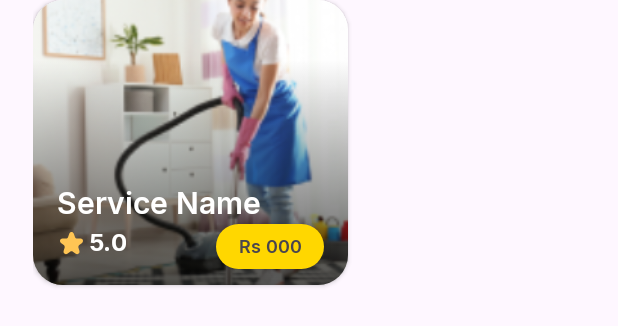
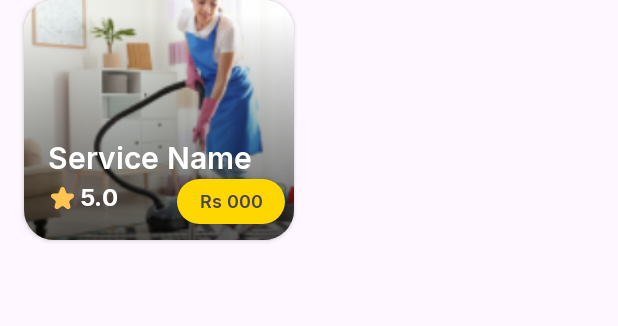
Before and after one commit to Mutashim99/Kaarigar-Android-App, an Android app: the layout popularitem.xml on its own in the app's theme, with its tools: preview values and no code run, on a phone screen of 412 x 824 dp. Shown: the top 326 px of the screen. Run offline under Robolectric (Android 15) with nearby library versions, the phone set to English and light mode, and no system bars.

```diff
--- a/app/src/main/res/layout/activity_main.xml
+++ b/app/src/main/res/layout/activity_main.xml
@@ -284,7 +284,7 @@
         app:layout_constraintEnd_toEndOf="parent"
         app:layout_constraintStart_toStartOf="parent"
         app:layout_constraintTop_toBottomOf="@+id/category"
-        tools:listitem="@layout/popularitem" />
+         />
 
     <TextView
         android:id="@+id/textView20"
--- a/app/src/main/res/layout/popularitem.xml
+++ b/app/src/main/res/layout/popularitem.xml
@@ -1,21 +1,12 @@
 <?xml version="1.0" encoding="utf-8"?>
-<LinearLayout xmlns:android="http://schemas.android.com/apk/res/android"
+<androidx.cardview.widget.CardView
+    xmlns:android="http://schemas.android.com/apk/res/android"
     xmlns:app="http://schemas.android.com/apk/res-auto"
-    xmlns:tools="http://schemas.android.com/tools"
-    android:layout_width="match_parent"
-    android:layout_height="match_parent"
-    android:layout_marginStart="22dp">
-
-
-    <androidx.cardview.widget.CardView
     android:id="@+id/cardID"
-        android:layout_width="210dp"
-        android:layout_height="190dp"
+    android:layout_width="180dp"
+    android:layout_height="160dp"
     app:cardCornerRadius="20dp"
-        app:layout_constraintBottom_toBottomOf="parent"
-        app:layout_constraintEnd_toEndOf="parent"
-        app:layout_constraintStart_toStartOf="parent"
-        app:layout_constraintTop_toTopOf="parent">
+    android:layout_marginStart="16dp">
 
     <androidx.constraintlayout.widget.ConstraintLayout
         android:layout_width="match_parent"
@@ -38,9 +29,7 @@
             app:layout_constraintBottom_toBottomOf="@+id/popimg"
             app:layout_constraintEnd_toEndOf="parent"
             app:layout_constraintHorizontal_bias="0.0"
-                app:layout_constraintStart_toStartOf="parent">
-
-            </ImageView>
+            app:layout_constraintStart_toStartOf="parent" />
 
         <TextView
             android:id="@+id/textView21"
@@ -83,7 +72,7 @@
             android:id="@+id/paisa"
             android:layout_width="72dp"
             android:layout_height="30dp"
-                android:layout_marginStart="60dp"
+            android:layout_marginStart="40dp"
             android:background="@drawable/goldenbutt"
             android:elevation="5dp"
             android:fontFamily="@font/inter_semibold"
@@ -94,9 +83,4 @@
             app:layout_constraintStart_toEndOf="@+id/textView22"
             app:layout_constraintTop_toBottomOf="@+id/textView21" />
     </androidx.constraintlayout.widget.ConstraintLayout>
-
-
 </androidx.cardview.widget.CardView>
-
-
-</LinearLayout>
```
Also changed, not shown: app/src/main/java/com/test/kaarigar/CardAdapter.java (added, +56 -0 lines), app/src/main/java/com/test/kaarigar/CardItem.java (added, +31 -0 lines), app/src/main/java/com/test/kaarigar/MainActivity.java (+11 -0 lines). Lines whose indentation alone changed are shown as unchanged.
